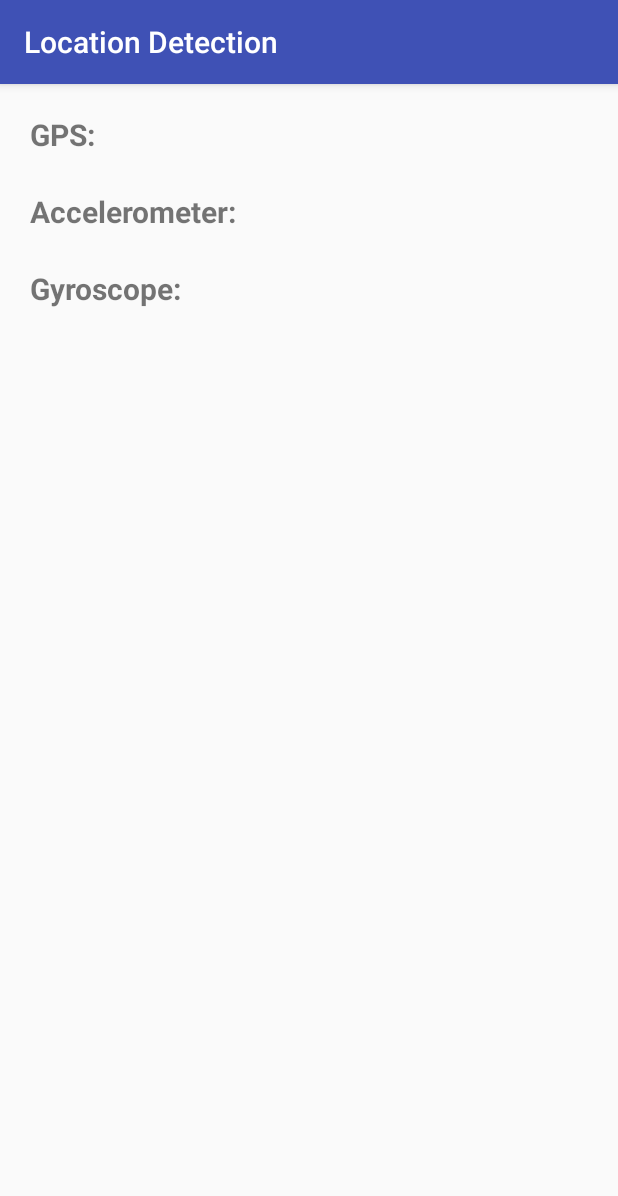
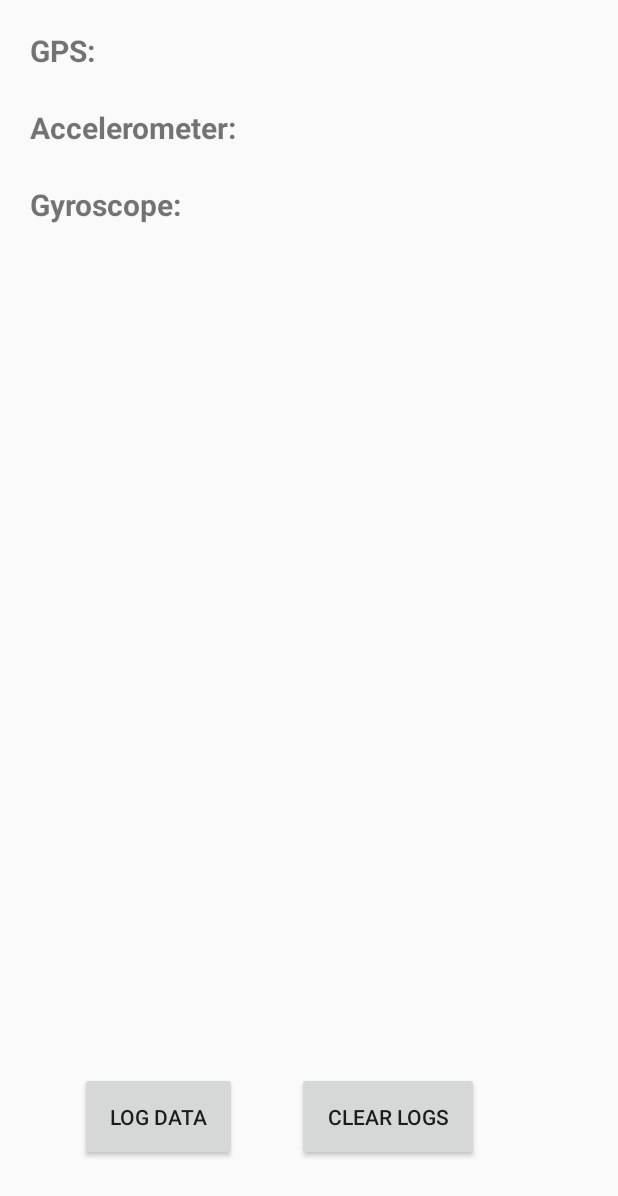
Before and after one commit to uday-agarwal/location, an Android app: the screen it shows after launch (HomeActivity), on a phone screen of 412 x 824 dp. Shown: the top 1196 px of the screen. Run offline under Robolectric (Android 15) with nearby library versions, the phone set to English and light mode, and no system bars.

```diff
--- a/app/src/main/res/layout/location.xml
+++ b/app/src/main/res/layout/location.xml
@@ -69,4 +69,25 @@
         android:textSize="15sp"
         />
 
+    <Button
+        android:id="@+id/logButton"
+        android:layout_width="wrap_content"
+        android:layout_height="wrap_content"
+        android:text="@string/logData"
+        android:layout_marginBottom="50dp"
+        android:padding="20dp"
+        android:layout_alignParentBottom="true"
+        android:layout_alignEnd="@+id/accelerometerText" />
+
+    <Button
+        android:id="@+id/clearLogButton"
+        android:layout_width="wrap_content"
+        android:layout_height="wrap_content"
+        android:text="@string/clearLogs"
+        android:layout_alignBaseline="@+id/logButton"
+        android:layout_alignBottom="@+id/logButton"
+        android:layout_alignStart="@+id/accelerometerValue"
+        android:layout_marginStart="20dp"
+        android:padding="20dp"/>
+
 </RelativeLayout>
--- a/app/src/main/res/values/strings.xml
+++ b/app/src/main/res/values/strings.xml
@@ -3,4 +3,7 @@
     <string name="gpsTitle">GPS:</string>
     <string name="accelerometerTitle">Accelerometer:</string>
     <string name="gyroscopeTitle">Gyroscope:</string>
+    <string name="logData">Log Data</string>
+    <string name="clearLogs">Clear Logs</string>
+    <string name="stopLoggingData">Stop Logging</string>
 </resources>
--- a/app/src/main/res/values/styles.xml
+++ b/app/src/main/res/values/styles.xml
@@ -6,6 +6,8 @@
         <item name="colorPrimary">@color/colorPrimary</item>
         <item name="colorPrimaryDark">@color/colorPrimaryDark</item>
         <item name="colorAccent">@color/colorAccent</item>
+        <item name="windowActionBar">false</item>
+        <item name="windowNoTitle">true</item>
     </style>
 
 </resources>
```
Also changed, not shown: app/src/main/java/com/talentica/HomeFragment.java (+139 -22 lines), location/src/main/java/com/talentica/domain/Gyroscope.java (+54 -22 lines), location/src/main/java/com/talentica/location/fine/gyroscope/GyroscopeSensor.java (+6 -7 lines).
